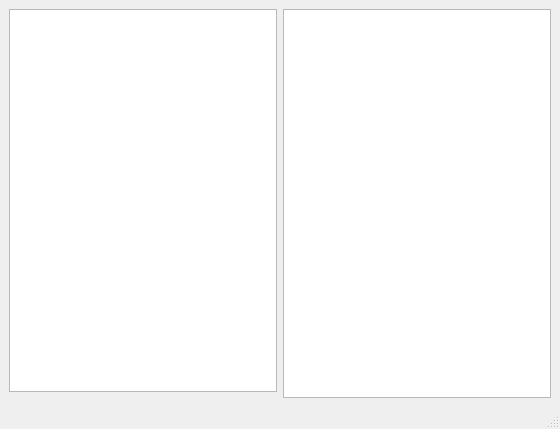
First picture: the form in plugins/archive/historyBrowser.ui, repository xmpp-graveyard/jabbim, before the edit.
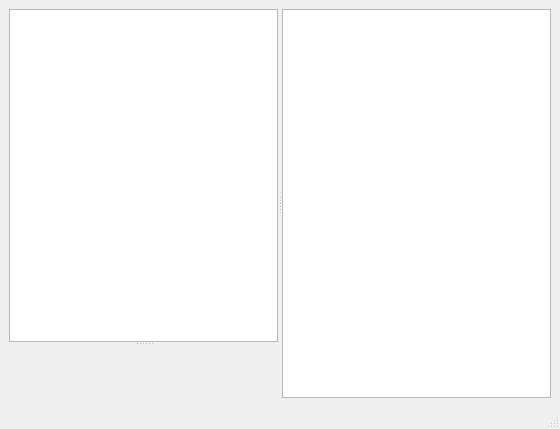
Second picture: the form after the edit.

What changed in the file:
```diff
--- a/plugins/archive/historyBrowser.ui
+++ b/plugins/archive/historyBrowser.ui
@@ -20,14 +20,20 @@
     <property name="spacing" >
      <number>6</number>
     </property>
-    <item row="1" column="0" >
-     <widget class="QWidget" native="1" name="calendarWidget" />
-    </item>
     <item row="0" column="0" >
-     <widget class="QListWidget" name="seznam" />
-    </item>
-    <item rowspan="2" row="0" column="1" >
-     <widget class="QTextBrowser" name="text" />
+     <widget class="QSplitter" name="splitter_2" >
+      <property name="orientation" >
+       <enum>Qt::Horizontal</enum>
+      </property>
+      <widget class="QSplitter" name="splitter" >
+       <property name="orientation" >
+        <enum>Qt::Vertical</enum>
+       </property>
+       <widget class="QListWidget" name="seznam" />
+       <widget class="QWidget" native="1" name="calendarWidget" />
+      </widget>
+      <widget class="QTextBrowser" name="text" />
+     </widget>
     </item>
    </layout>
   </widget>
```
